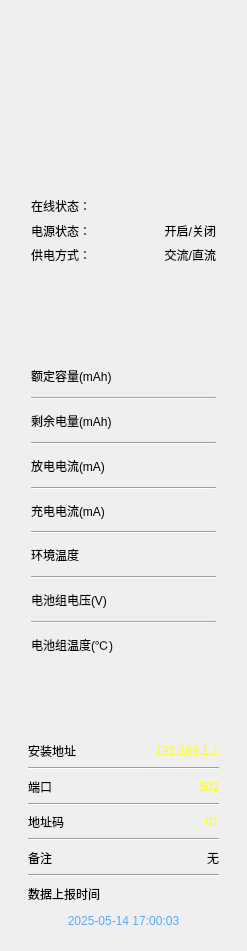
The window that component/rightstatsform.ui (tech-flyflypig/HQ_Battery) describes before a commit, drawn with Qt 5.
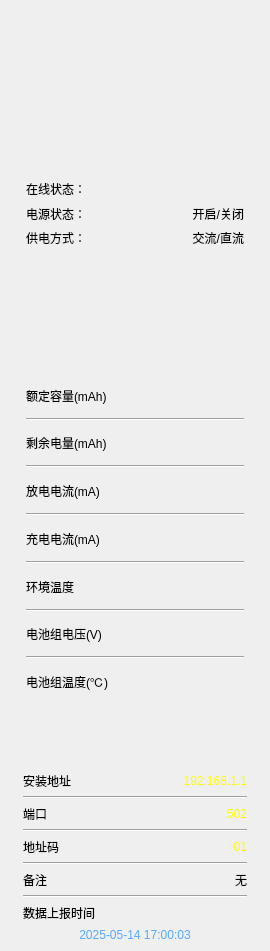
The same window after the commit. Icons and pictures are not drawn.

Patch:
```diff
--- a/component/rightstatsform.ui
+++ b/component/rightstatsform.ui
@@ -6,7 +6,7 @@
    <rect>
     <x>0</x>
     <y>0</y>
-    <width>247</width>
+    <width>270</width>
     <height>951</height>
    </rect>
   </property>
@@ -22,9 +22,21 @@
 }
 </string>
   </property>
-  <layout class="QVBoxLayout" name="verticalLayout" stretch="2,3,2">
+  <layout class="QVBoxLayout" name="verticalLayout" stretch="3,4,2">
    <property name="spacing">
-    <number>19</number>
+    <number>13</number>
+   </property>
+   <property name="leftMargin">
+    <number>6</number>
+   </property>
+   <property name="topMargin">
+    <number>0</number>
+   </property>
+   <property name="rightMargin">
+    <number>6</number>
+   </property>
+   <property name="bottomMargin">
+    <number>0</number>
    </property>
    <item>
     <widget class="QWidget" name="widget_battery_status" native="true">
@@ -38,7 +50,7 @@
        <number>20</number>
       </property>
       <property name="topMargin">
-       <number>51</number>
+       <number>45</number>
       </property>
       <property name="rightMargin">
        <number>20</number>
```
Left out of the diff: 17 changed lines with no effect on the pictures.
